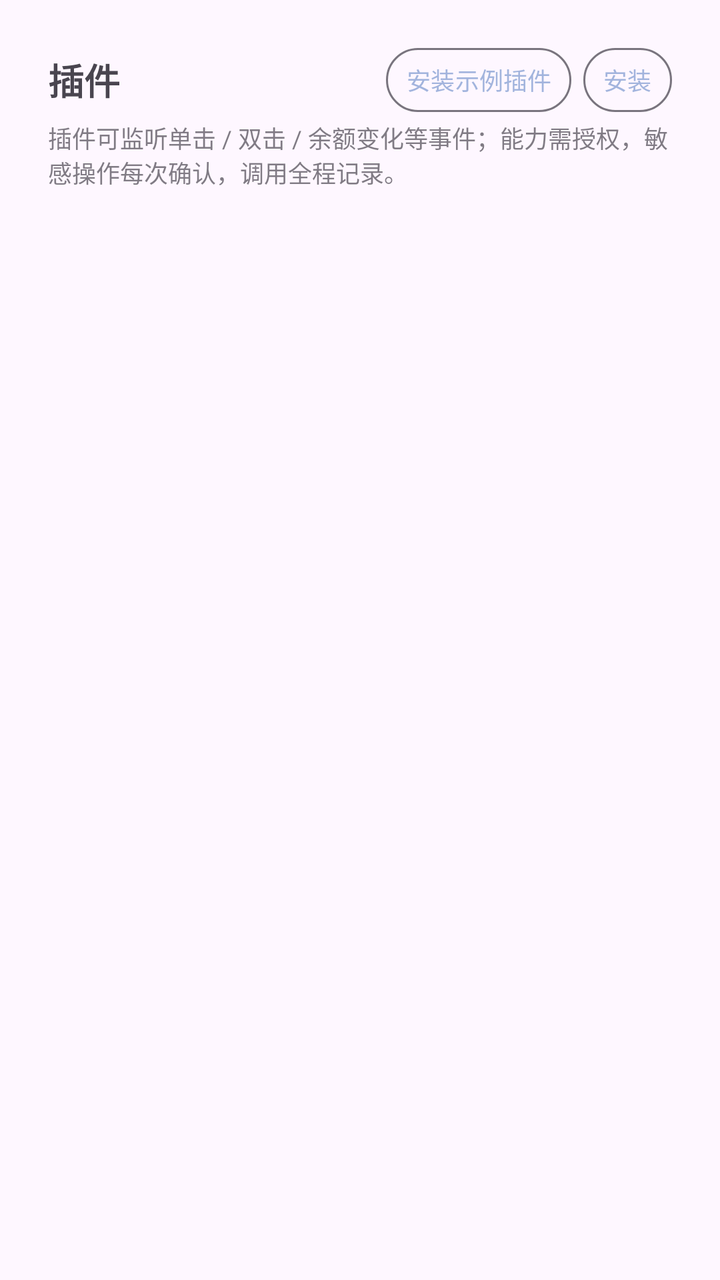
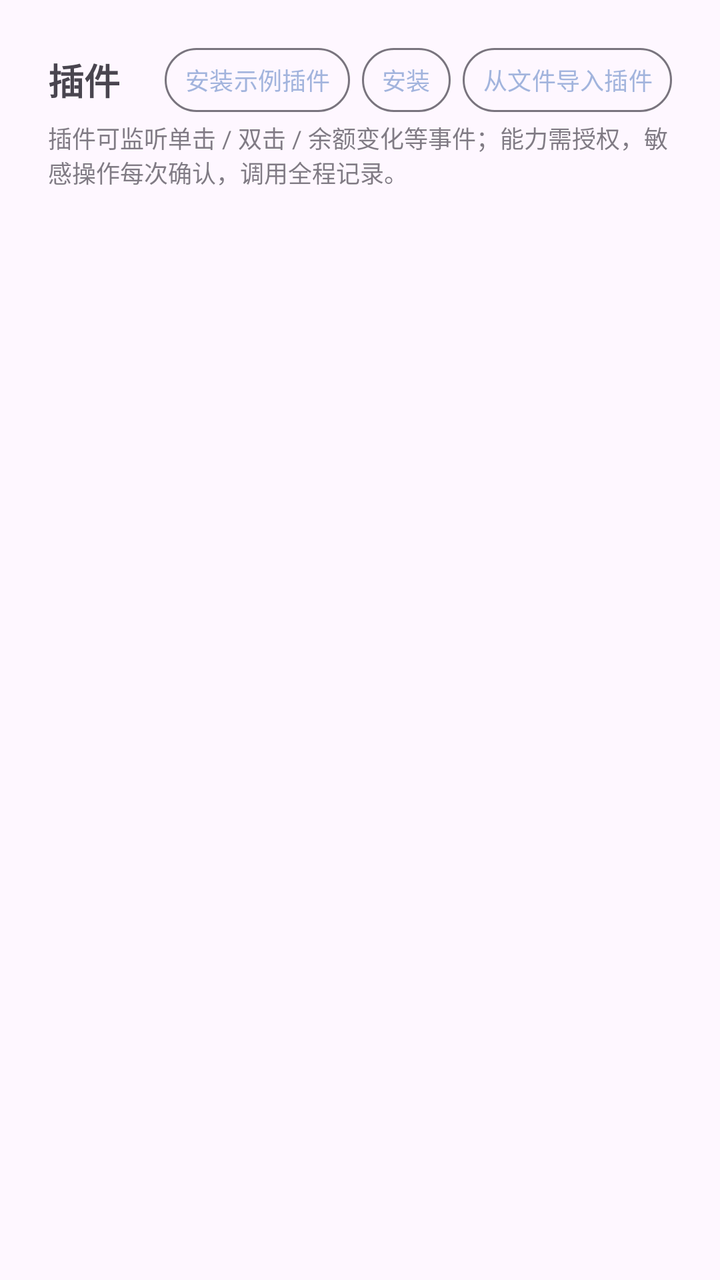

Screens rendered from an Android XML layout before and after an edit, with the pre-edit source and the edit as a unified diff.
<!-- AndroidManifest.xml: application theme Theme.WhalePet -->
<!-- res/layout/page_plugins.xml -->
<?xml version="1.0" encoding="utf-8"?>
<ScrollView xmlns:android="http://schemas.android.com/apk/res/android"
    android:layout_width="match_parent"
    android:layout_height="match_parent"
    android:fillViewport="true">

    <LinearLayout
        android:layout_width="match_parent"
        android:layout_height="wrap_content"
        android:orientation="vertical"
        android:padding="24dp">

        <LinearLayout
            android:layout_width="match_parent"
            android:layout_height="wrap_content"
            android:gravity="center_vertical"
            android:orientation="horizontal">

            <TextView
                android:layout_width="0dp"
                android:layout_height="wrap_content"
                android:layout_weight="1"
                android:text="@string/tab_plugins"
                android:textSize="18sp"
                android:textStyle="bold" />

            <Button
                android:id="@+id/btn_plugin_sample"
                style="?attr/materialButtonOutlinedStyle"
                android:layout_width="wrap_content"
                android:layout_height="wrap_content"
                android:insetBottom="0dp"
                android:insetTop="0dp"
                android:minHeight="32dp"
                android:minWidth="0dp"
                android:paddingLeft="10dp"
                android:paddingRight="10dp"
                android:text="@string/plugin_install_sample"
                android:textSize="12sp" />

            <Button
                android:id="@+id/btn_plugin_install"
                style="?attr/materialButtonOutlinedStyle"
                android:layout_width="wrap_content"
                android:layout_height="wrap_content"
                android:layout_marginStart="6dp"
                android:insetBottom="0dp"
                android:insetTop="0dp"
                android:minHeight="32dp"
                android:minWidth="0dp"
                android:paddingLeft="10dp"
                android:paddingRight="10dp"
                android:text="@string/plugin_install"
                android:textSize="12sp" />
        </LinearLayout>

        <TextView
            android:layout_width="match_parent"
            android:layout_height="wrap_content"
            android:layout_marginTop="4dp"
            android:alpha="0.7"
            android:text="@string/plugins_page_hint"
            android:textSize="12sp" />

        <LinearLayout
            android:id="@+id/ll_plugins"
            android:layout_width="match_parent"
            android:layout_height="wrap_content"
            android:layout_marginTop="12dp"
            android:orientation="vertical" />
    </LinearLayout>
</ScrollView>
<!-- resources referenced by this layout -->
<resources>
  <string name="plugin_install">安装</string>
  <string name="plugin_install_sample">安装示例插件</string>
  <string name="plugins_page_hint">插件可监听单击 / 双击 / 余额变化等事件；能力需授权，敏感操作每次确认，调用全程记录。</string>
  <string name="tab_plugins">插件</string>
  <style name="Theme.WhalePet" parent="Theme.Material3.DayNight.NoActionBar">
          
          <item name="colorPrimary">#A2B4DD</item>
          <item name="colorOnPrimary">#FFFFFF</item>
          <item name="colorPrimaryContainer">#D6DEF2</item>
          <item name="colorOnPrimaryContainer">#22315E</item>
          <item name="android:statusBarColor">@android:color/transparent</item>
      </style>
</resources>

<!-- the commit's change to res/layout/page_plugins.xml (unified diff, before → after) -->
@@ -52,6 +52,21 @@
                 android:paddingRight="10dp"
                 android:text="@string/plugin_install"
                 android:textSize="12sp" />
+
+            <Button
+                android:id="@+id/btn_plugin_import"
+                style="?attr/materialButtonOutlinedStyle"
+                android:layout_width="wrap_content"
+                android:layout_height="wrap_content"
+                android:layout_marginStart="6dp"
+                android:insetBottom="0dp"
+                android:insetTop="0dp"
+                android:minHeight="32dp"
+                android:minWidth="0dp"
+                android:paddingLeft="10dp"
+                android:paddingRight="10dp"
+                android:text="@string/plugin_import_from_file"
+                android:textSize="12sp" />
         </LinearLayout>
 
         <TextView
<!-- resource entries referenced after the edit -->
@@ -1,5 +1,6 @@
 <!-- resources referenced by this layout -->
 <resources>
+  <string name="plugin_import_from_file">从文件导入插件</string>
   <string name="plugin_install">安装</string>
   <string name="plugin_install_sample">安装示例插件</string>
   <string name="plugins_page_hint">插件可监听单击 / 双击 / 余额变化等事件；能力需授权，敏感操作每次确认，调用全程记录。</string>
